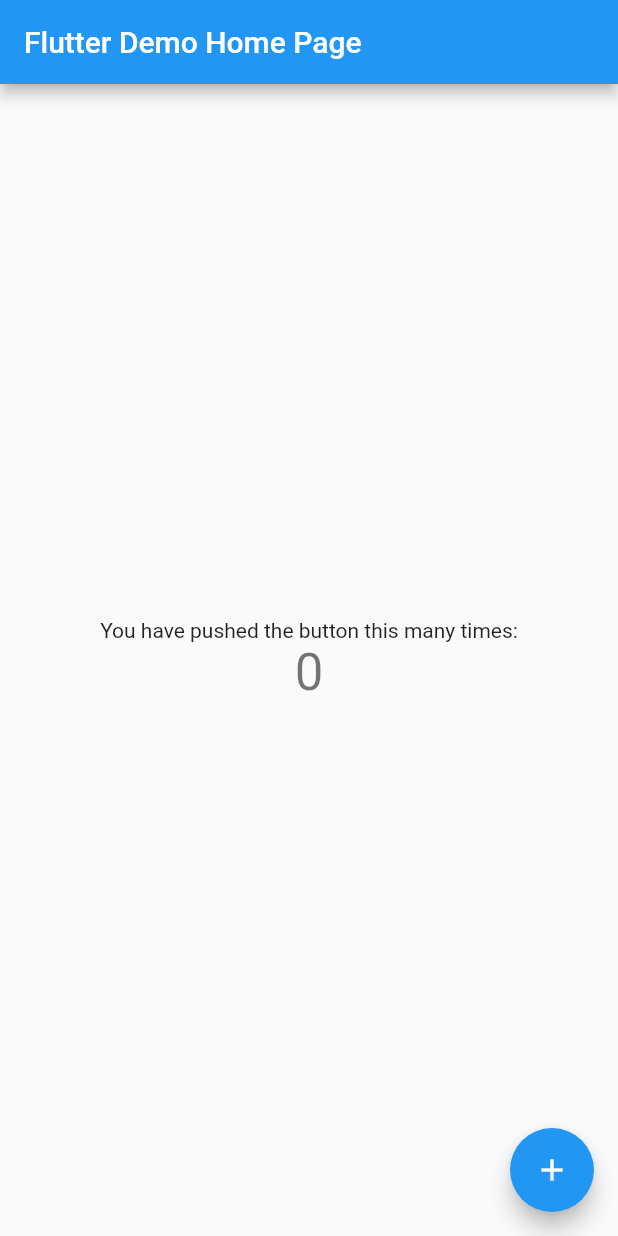
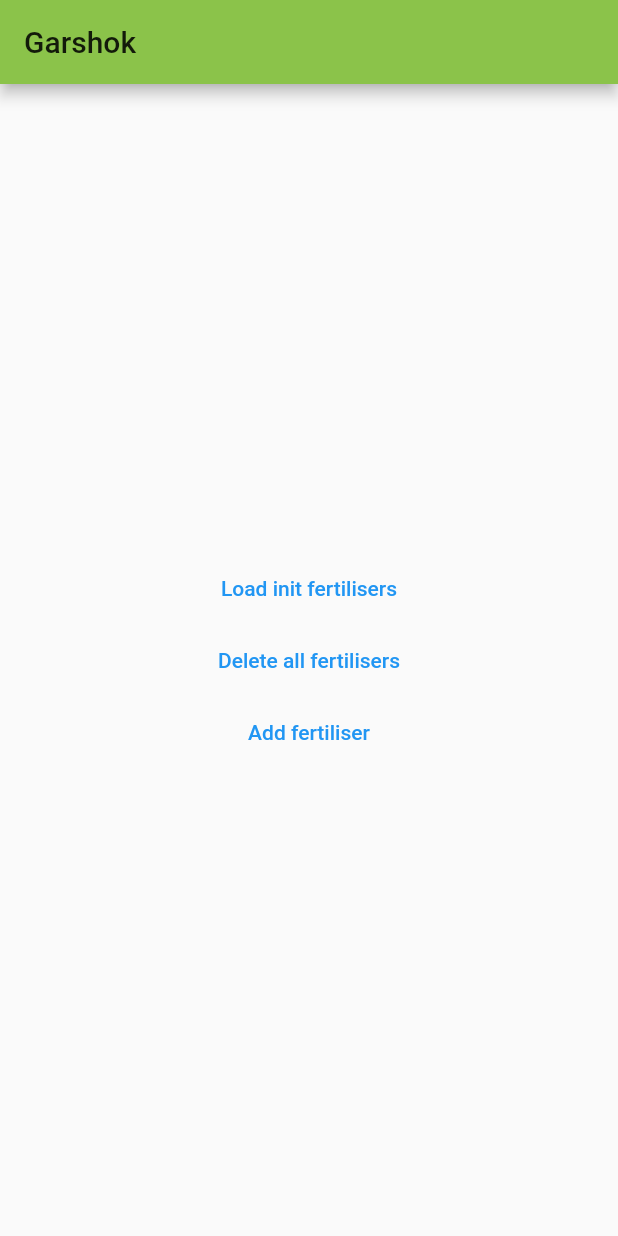
Before and after one commit to toma-s/garshok, a Flutter app: the screen it shows after launch, on a phone screen of 412 x 824 dp. Run offline on Flutter 3.47's test engine with Material 2 defaults, Android fonts, the phone set to English and light mode, and no system bars; our stand-ins replace parse_server_sdk_flutter; missing offline and left inert: connectivity_for_web, package_info_plus_web, shared_preferences_web.

Commit message:
Implement fertiliser create and delete all operations

```diff
--- /dev/null
+++ b/lib/db/database.service.dart
@@ -0,0 +1,81 @@
+import 'package:garshok/models/fertiliser.model.dart';
+import 'package:parse_server_sdk_flutter/parse_server_sdk.dart';
+import '../keys/keys.dart';
+
+void loadInitFertilisers() async {
+  var fertiliser = ParseObject('Fertiliser');
+  fertiliser.set('name', 'stick-30');
+  fertiliser.set('durationDays', '30');
+  await fertiliser.save();
+
+  fertiliser = ParseObject('Fertiliser');
+  fertiliser.set('name', 'stick-60');
+  fertiliser.set('durationDays', '60');
+  await fertiliser.save();
+
+  fertiliser = ParseObject('Fertiliser')
+  ..set('name', 'liquid')
+  ..set('durationDays', '14');
+  await fertiliser.save();
+}
+
+void deleteAllFertilisers() async {
+  QueryBuilder<ParseObject> queryTodo = QueryBuilder<ParseObject>(ParseObject('Fertiliser'));
+  final ParseResponse apiResponse = await queryTodo.query();
+
+  if (!apiResponse.success || apiResponse.results == null) {
+    return;
+  }
+
+  var results = apiResponse.results;
+  results.forEach((element) async {
+    var el = ParseObject('Fertiliser')..objectId = element.objectId;
+    await el.delete();
+  });
+}
+
+void createFertiliser(Fertiliser fertiliserData) async {
+  var fertiliser = ParseObject('Fertiliser');
+  fertiliser.set('name', fertiliserData.name);
+  fertiliser.set('durationDays', fertiliserData.durationDays);
+  await fertiliser.save();
+}
+
+void loadInitData() async {
+  await Parse().initialize(keyApplicationId, keyParseServerUrl,
+      clientKey: keyClientKey, autoSendSessionId: true);
+
+  // clear DB
+  var todo = ParseObject('Fertiliser');
+  await todo.delete();
+
+  // constant data
+  // eixs1PC1DT
+  // var fertiliser = ParseObject('Fertiliser');
+  // fertiliser.set('name', 'stick-30');
+  // fertiliser.set('durationDays', '30');
+  // await fertiliser.save();
+  //
+  // 2QFtRp6xW6
+  // fertiliser = ParseObject('Fertiliser');
+  // fertiliser.set('name', 'stick-60');
+  // fertiliser.set('durationDays', '60');
+  // await fertiliser.save();
+  //
+  // es8GAs1Ufe
+  // fertiliser = ParseObject('Fertiliser');
+  // fertiliser.set('name', 'liquid');
+  // fertiliser.set('durationDays', '14');
+  // await fertiliser.save();
+
+  // var profile = ParseObject('Plants');
+  // profile.set('name', 'Aglaonema bidadari');
+  // profile.set('description', 'big');
+  // profile.set('startDate', DateTime.utc(2020, 04, 20));
+  // profile.set('repottedDate', DateTime.utc(2021, 03, 07));
+  // profile.set('fertilisedDate', DateTime.utc(2021, 05, 20));
+  // profile.set('fertiliserType', 'eixs1PC1DT');
+  // await profile.save();
+
+  print('done');
+}
--- a/lib/main.dart
+++ b/lib/main.dart
@@ -1,47 +1,29 @@
 import 'package:flutter/material.dart';
-import 'db/init-db.dart';
+import 'package:garshok/fertiliser-page.dart';
+import 'db/init-database.service.dart';
+import 'db/database.service.dart';
 
-void main() async {
-
+void main() {
   initDB();
 
   runApp(MyApp());
 }
 
 class MyApp extends StatelessWidget {
-  // This widget is the root of your application.
   @override
   Widget build(BuildContext context) {
     return MaterialApp(
-      title: 'Flutter Demo',
+      title: 'Garshok',
       theme: ThemeData(
-        // This is the theme of your application.
-        //
-        // Try running your application with "flutter run". You'll see the
-        // application has a blue toolbar. Then, without quitting the app, try
-        // changing the primarySwatch below to Colors.green and then invoke
-        // "hot reload" (press "r" in the console where you ran "flutter run",
-        // or simply save your changes to "hot reload" in a Flutter IDE).
-        // Notice that the counter didn't reset back to zero; the application
-        // is not restarted.
-        primarySwatch: Colors.blue,
+        primarySwatch: Colors.lightGreen,
       ),
-      home: MyHomePage(title: 'Flutter Demo Home Page'),
+      home: MyHomePage(title: 'Garshok'),
     );
   }
 }
 
 class MyHomePage extends StatefulWidget {
   MyHomePage({Key key, this.title}) : super(key: key);
-
-  // This widget is the home page of your application. It is stateful, meaning
-  // that it has a State object (defined below) that contains fields that affect
-  // how it looks.
-
-  // This class is the configuration for the state. It holds the values (in this
-  // case the title) provided by the parent (in this case the App widget) and
-  // used by the build method of the State. Fields in a Widget subclass are
-  // always marked "final".
 
   final String title;
 
@@ -50,68 +32,47 @@
 }
 
 class _MyHomePageState extends State<MyHomePage> {
-  int _counter = 0;
-
-  void _incrementCounter() {
-    setState(() {
-      // This call to setState tells the Flutter framework that something has
-      // changed in this State, which causes it to rerun the build method below
-      // so that the display can reflect the updated values. If we changed
-      // _counter without calling setState(), then the build method would not be
-      // called again, and so nothing would appear to happen.
-      _counter++;
-    });
-  }
-
   @override
   Widget build(BuildContext context) {
-    // This method is rerun every time setState is called, for instance as done
-    // by the _incrementCounter method above.
-    //
-    // The Flutter framework has been optimized to make rerunning build methods
-    // fast, so that you can just rebuild anything that needs updating rather
-    // than having to individually change instances of widgets.
     return Scaffold(
       appBar: AppBar(
-        // Here we take the value from the MyHomePage object that was created by
-        // the App.build method, and use it to set our appbar title.
         title: Text(widget.title),
       ),
       body: Center(
-        // Center is a layout widget. It takes a single child and positions it
-        // in the middle of the parent.
         child: Column(
-          // Column is also a layout widget. It takes a list of children and
-          // arranges them vertically. By default, it sizes itself to fit its
-          // children horizontally, and tries to be as tall as its parent.
-          //
-          // Invoke "debug painting" (press "p" in the console, choose the
-          // "Toggle Debug Paint" action from the Flutter Inspector in Android
-          // Studio, or the "Toggle Debug Paint" command in Visual Studio Code)
-          // to see the wireframe for each widget.
-          //
-          // Column has various properties to control how it sizes itself and
-          // how it positions its children. Here we use mainAxisAlignment to
-          // center the children vertically; the main axis here is the vertical
-          // axis because Columns are vertical (the cross axis would be
-          // horizontal).
           mainAxisAlignment: MainAxisAlignment.center,
           children: <Widget>[
-            Text(
-              'You have pushed the button this many times:',
+            TextButton(
+              style: ButtonStyle(
+                foregroundColor: MaterialStateProperty.all<Color>(Colors.blue),
+              ),
+              onPressed: loadInitFertilisers,
+              child: Text('Load init fertilisers'),
             ),
-            Text(
-              '$_counter',
-              style: Theme.of(context).textTheme.headline4,
+            TextButton(
+              style: ButtonStyle(
+                foregroundColor: MaterialStateProperty.all<Color>(Colors.blue),
+              ),
+              onPressed: deleteAllFertilisers,
+              child: Text('Delete all fertilisers'),
+            ),
+            TextButton(
+              style: ButtonStyle(
+                foregroundColor: MaterialStateProperty.all<Color>(Colors.blue),
+              ),
+              onPressed: _addFertiliser,
+              child: Text('Add fertiliser'),
             ),
           ],
         ),
       ),
-      floatingActionButton: FloatingActionButton(
-        onPressed: _incrementCounter,
-        tooltip: 'Increment',
-        child: Icon(Icons.add),
-      ), // This trailing comma makes auto-formatting nicer for build methods.
+    );
+  }
+
+  void _addFertiliser() {
+    Navigator.push(
+      context,
+      MaterialPageRoute(builder: (context) => FertiliserRoute()),
     );
   }
 }
--- /dev/null
+++ b/lib/models/fertiliser.model.dart
@@ -0,0 +1,4 @@
+class Fertiliser {
+  var name;
+  var durationDays;
+}
```
Also changed, not shown: lib/db/init-database.service.dart (added, +9 -0 lines), lib/db/init-db.dart (deleted, +0 -15 lines), lib/fertiliser-page.dart (added, +101 -0 lines), 1 other file.
